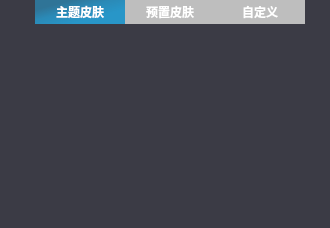
Qt form VideoPlayer/skin/MySkin.ui (huizhang556/pc-video-player) before a commit.
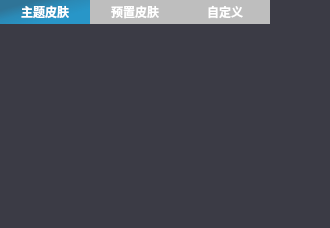
The same form after that commit.

The edit to the form file:
```diff
--- a/VideoPlayer/skin/MySkin.ui
+++ b/VideoPlayer/skin/MySkin.ui
@@ -50,7 +50,7 @@
 
 QTabWidget::tab-bar 
 {
-left: 35px; /* move to the right by 5px */
+/*left: 35px;*/
 }
 
 QTabBar::tab
```
